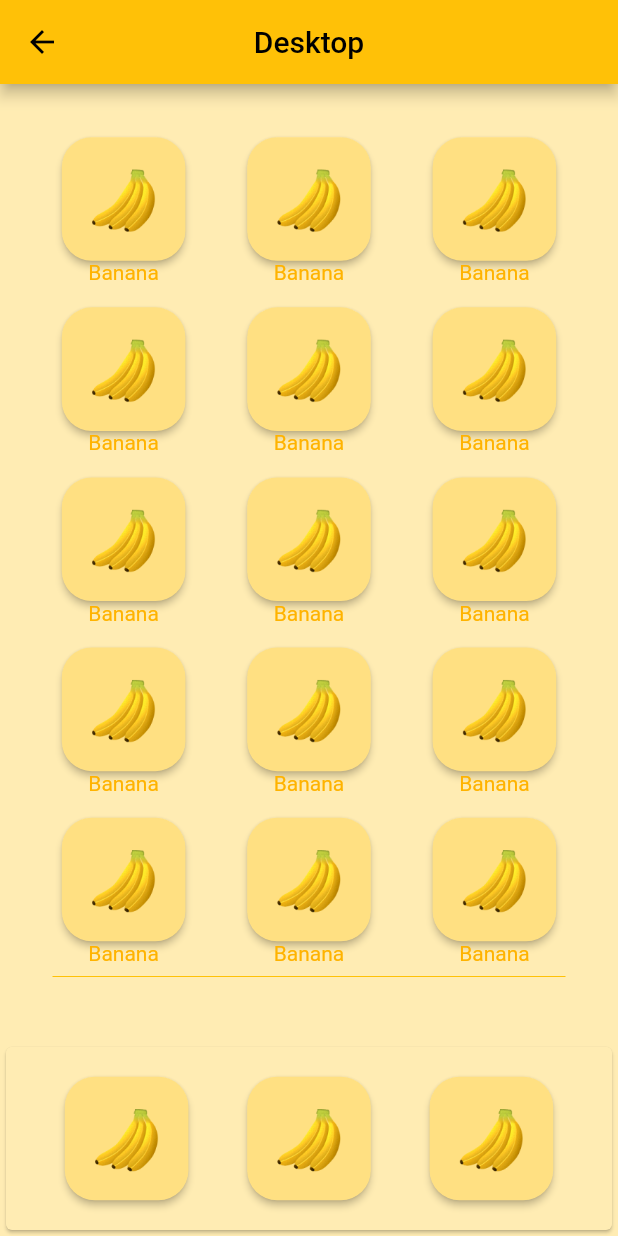
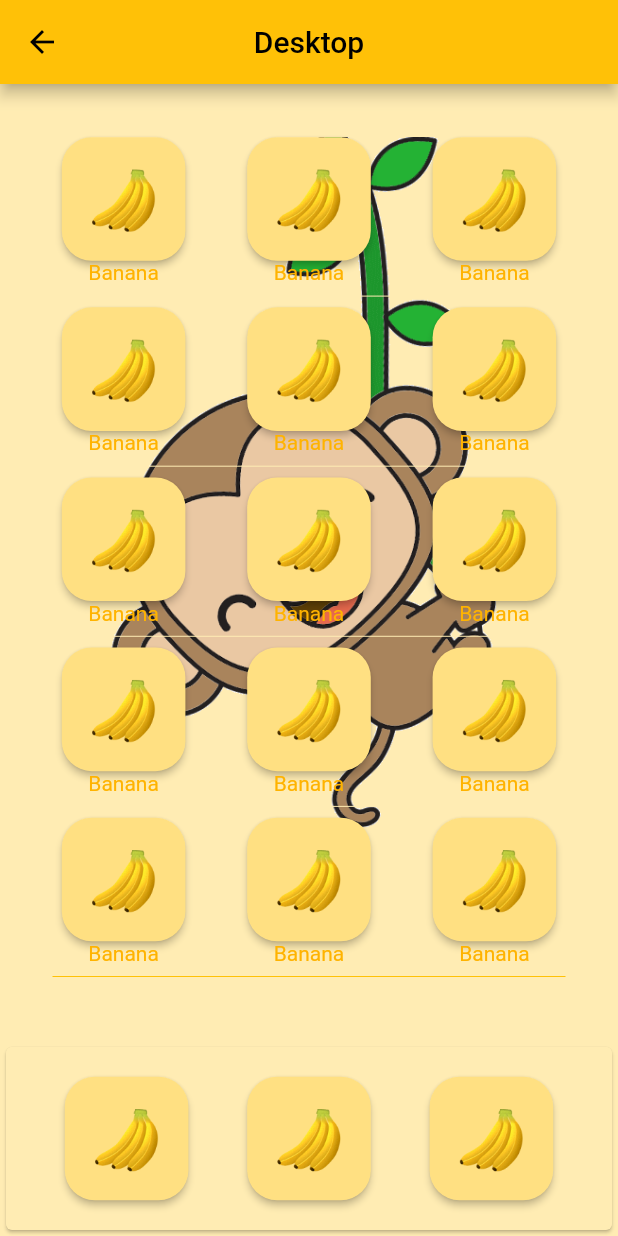
Before and after one commit to AsolSailin/Flutter_App, a Flutter app: the DesktopPage screen opened by its route, on a phone screen of 412 x 824 dp. Run offline on Flutter 3.47's test engine with Material 2 defaults, Android fonts, the light colour scheme and no system bars.

Commit message:
Adding a background

```diff
--- a/lib/desktop.dart
+++ b/lib/desktop.dart
@@ -36,6 +36,11 @@ class _DesktopPageState extends State<DesktopPage> {
         ),
       ),
       body: Center(
+        child: Container(
+          decoration: const BoxDecoration(
+            image: DecorationImage(
+                image: AssetImage('images/monkey.gif'), fit: BoxFit.cover),
+          ),
           child: SingleChildScrollView(
             child: Column(
               mainAxisAlignment: MainAxisAlignment.spaceEvenly,
@@ -211,6 +216,7 @@ class _DesktopPageState extends State<DesktopPage> {
             ),
           ),
         ),
+      ),
     );
   }
 }
--- a/pubspec.yaml
+++ b/pubspec.yaml
@@ -63,6 +63,11 @@ flutter:
   assets:
     - images/monkey.png
     - images/banana.png
+    - images/background.jpg
+    - images/background2.jpg
+    - images/monkey.jpg
+    - images/monkey.gif
+
 
   # An image asset can refer to one or more resolution-specific "variants", see
   # https://flutter.dev/assets-and-images/#resolution-aware
```
Also changed, not shown: images/background.jpg (added), images/background2.jpg (added), images/monkey.gif (added), images/monkey.jpg (added). Lines whose indentation alone changed are shown as unchanged.
